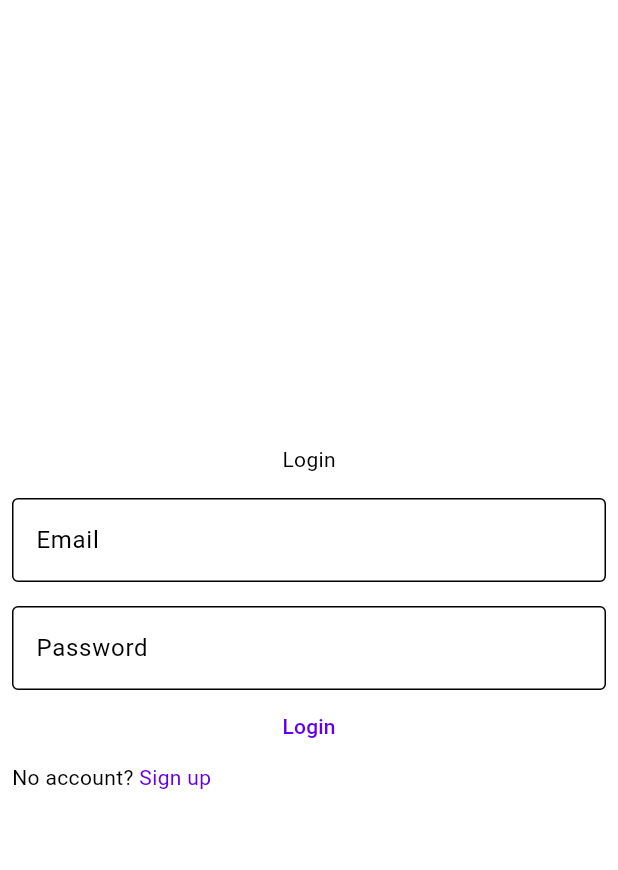
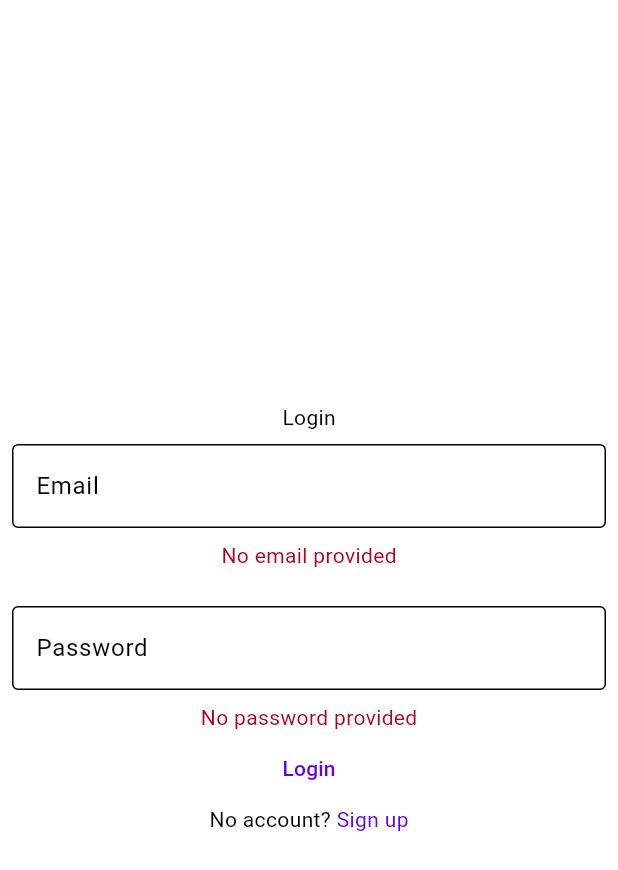
Before and after one commit to LanzoMA/sprinter_mobile, a Flutter app: the screen it shows after launch, after a tap on "Login", on a phone screen of 412 x 824 dp. Shown: the top 870 px of the screen. Run offline on Flutter 3.47's test engine with Material 3 defaults, Android fonts, the light colour scheme and no system bars; our stand-ins replace dio.

Commit message:
modified login page

```diff
--- a/lib/pages/login_page.dart
+++ b/lib/pages/login_page.dart
@@ -15,11 +15,24 @@ class _LoginPageState extends State<LoginPage> {
   final TextEditingController emailController = TextEditingController();
   final TextEditingController passwordController = TextEditingController();
 
+  String emailErrorMessage = '';
+  String passwordErrorMessage = '';
+
   void login() async {
+    setState(() {
+      emailErrorMessage = passwordErrorMessage = '';
+    });
+
     final String email = emailController.text;
     final String password = passwordController.text;
 
-    if (email.isEmpty || password.isEmpty) return;
+    if (email.isEmpty) emailErrorMessage = 'No email provided';
+    if (password.isEmpty) passwordErrorMessage = 'No password provided';
+
+    if (email.isEmpty || password.isEmpty) {
+      setState(() {});
+      return;
+    }
 
     final Map<String, String> data = {
       'email': email,
@@ -27,9 +40,7 @@ class _LoginPageState extends State<LoginPage> {
     };
 
     try {
-      final response = await dio.post('$url/login', data: data);
-
-      if (response.statusCode != 200) return;
+      await dio.post('$url/login', data: data);
 
       Navigator.of(context).push(
         MaterialPageRoute(
@@ -38,6 +49,9 @@ class _LoginPageState extends State<LoginPage> {
       );
     } catch (error) {
       print(error);
+      setState(() {
+        passwordErrorMessage = 'Incorrect username/password';
+      });
     }
   }
 
@@ -50,22 +64,44 @@ class _LoginPageState extends State<LoginPage> {
           mainAxisAlignment: MainAxisAlignment.center,
           children: [
             const Text('Login'),
-            const SizedBox(height: 16),
-            SprinterTextField(
-              hintText: 'Email',
-              controller: emailController,
+            Padding(
+              padding: const EdgeInsets.symmetric(vertical: 8.0),
+              child: SprinterTextField(
+                hintText: 'Email',
+                controller: emailController,
+              ),
+            ),
+            Visibility(
+              visible: emailErrorMessage.isNotEmpty,
+              child: Text(
+                emailErrorMessage,
+                style: TextStyle(
+                  color: Theme.of(context).colorScheme.error,
+                ),
+              ),
             ),
             const SizedBox(height: 16),
-            SprinterTextField(
-              hintText: 'Password',
-              controller: passwordController,
-              obscureText: true,
+            Padding(
+              padding: const EdgeInsets.symmetric(vertical: 8.0),
+              child: SprinterTextField(
+                hintText: 'Password',
+                controller: passwordController,
+                obscureText: true,
+              ),
+            ),
+            Visibility(
+              visible: passwordErrorMessage.isNotEmpty,
+              child: Text(
+                passwordErrorMessage,
+                style: TextStyle(color: Theme.of(context).colorScheme.error),
+              ),
             ),
             TextButton(
               onPressed: login,
               child: const Text('Login'),
             ),
             Row(
+              mainAxisAlignment: MainAxisAlignment.center,
               children: [
                 const Text('No account? '),
                 InkWell(
```
